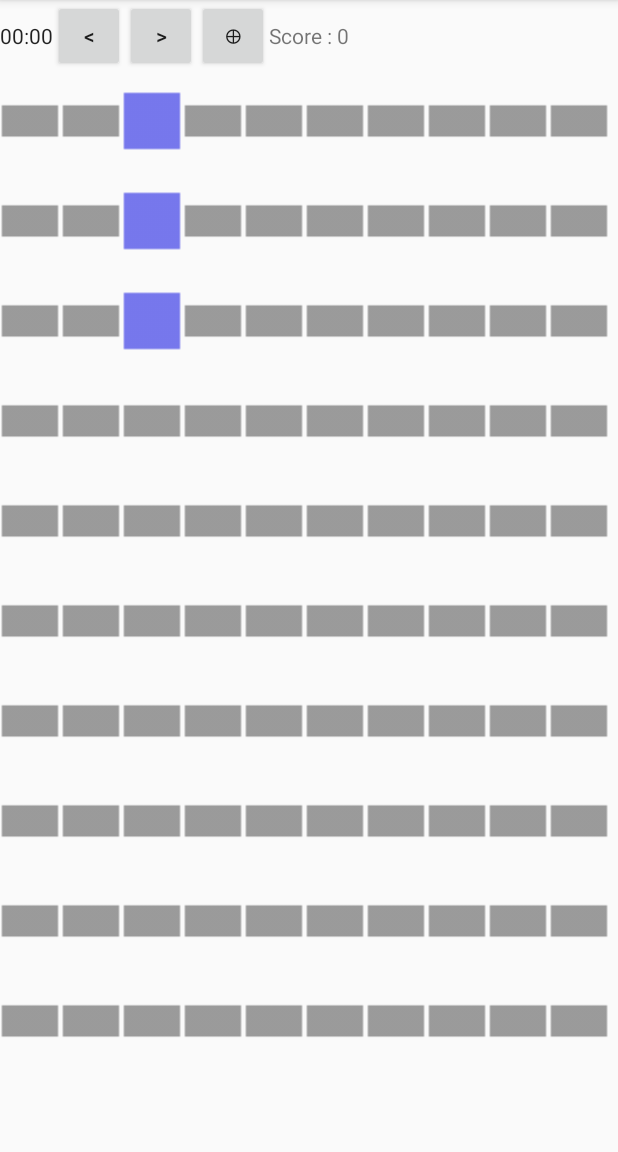
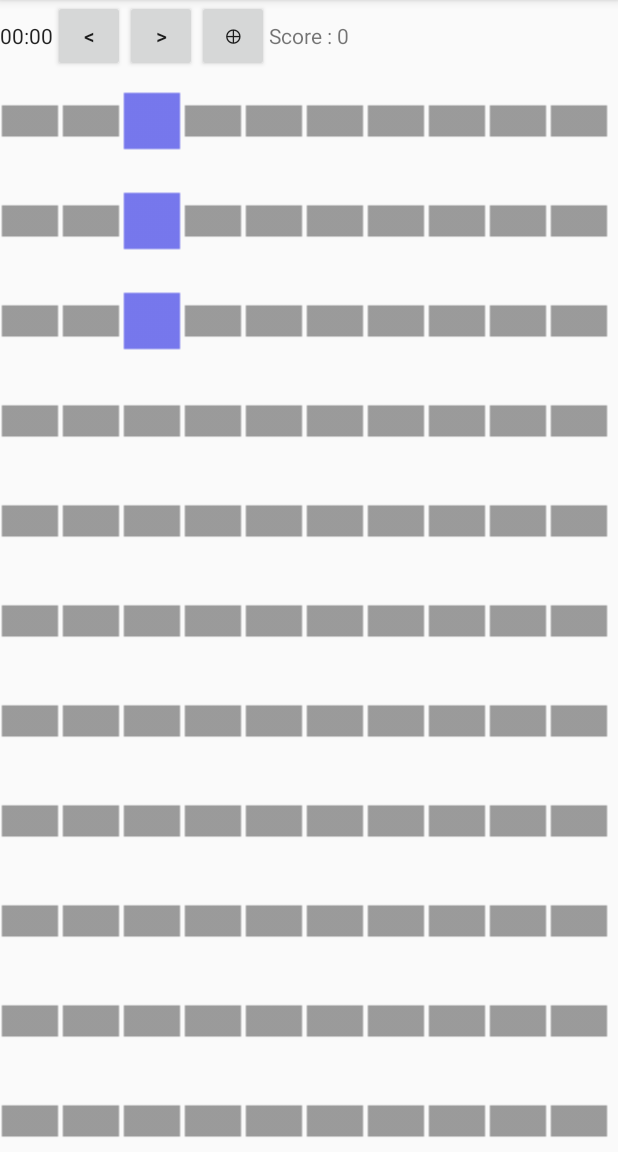
Before and after one commit to sylvainmetayer/tetris, an Android app: the screen it shows after launch (MainActivity), on a phone screen of 412 x 824 dp, the part 84-1236 px from its top. Run offline under Robolectric (Android 15) with nearby library versions, the phone set to English and light mode, and no system bars.

Commit message:
Increase the size of the grid

```diff
--- a/app/src/main/res/values/app_values.xml
+++ b/app/src/main/res/values/app_values.xml
@@ -1,5 +1,5 @@
 <?xml version="1.0" encoding="utf-8"?>
 <resources>
     <integer name="maxColumns">10</integer>
-    <integer name="maxLines">10</integer>
+    <integer name="maxLines">13</integer>
 </resources>
```
